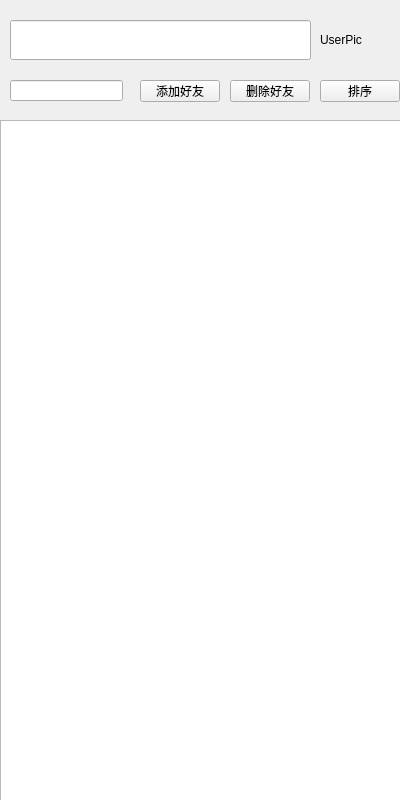
Above: LCS/UI/mainwindow.ui from SeeChen/LCS_lanChatSoftware before the change. Below: the same form after it.
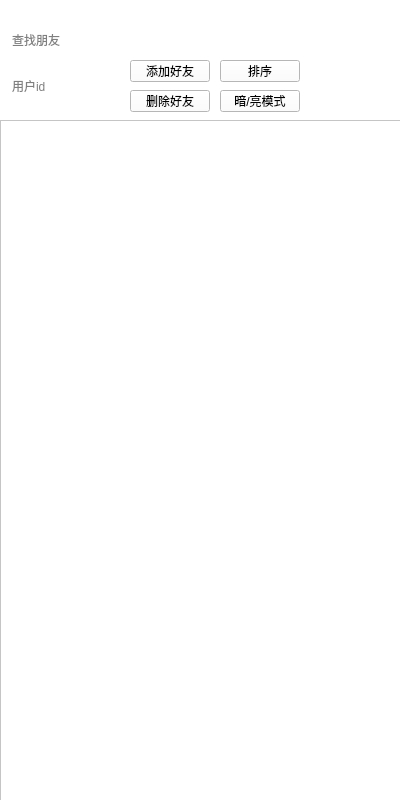
That is the form after the change. Icons and pictures are not drawn.

Patch:
```diff
--- a/LCS/UI/mainwindow.ui
+++ b/LCS/UI/mainwindow.ui
@@ -13,6 +13,12 @@
   <property name="windowTitle">
    <string>MainWindow</string>
   </property>
+  <property name="autoFillBackground">
+   <bool>false</bool>
+  </property>
+  <property name="styleSheet">
+   <string notr="true">background-color: rgb(255, 255, 255);</string>
+  </property>
   <widget class="QWidget" name="centralwidget">
    <widget class="QLineEdit" name="lineEditSearch">
     <property name="geometry">
@@ -29,14 +35,20 @@
       <verstretch>0</verstretch>
      </sizepolicy>
     </property>
+    <property name="styleSheet">
+     <string notr="true">border-radius:6px;</string>
+    </property>
+    <property name="placeholderText">
+     <string>查找朋友</string>
+    </property>
    </widget>
    <widget class="QLabel" name="labelPic">
     <property name="geometry">
      <rect>
-      <x>320</x>
-      <y>10</y>
-      <width>60</width>
-      <height>60</height>
+      <x>310</x>
+      <y>20</y>
+      <width>81</width>
+      <height>81</height>
      </rect>
     </property>
     <property name="sizePolicy">
@@ -46,18 +58,227 @@
      </sizepolicy>
     </property>
     <property name="text">
-     <string>UserPic</string>
+     <string/>
+    </property>
+    <property name="pixmap">
+     <pixmap resource="../LCSimage.qrc">:/image/defaultuser.jpg</pixmap>
+    </property>
+    <property name="scaledContents">
+     <bool>true</bool>
     </property>
    </widget>
    <widget class="QPushButton" name="pushButtonAdd">
     <property name="geometry">
      <rect>
-      <x>140</x>
-      <y>80</y>
+      <x>130</x>
+      <y>60</y>
       <width>80</width>
       <height>22</height>
      </rect>
     </property>
+    <property name="palette">
+     <palette>
+      <active>
+       <colorrole role="WindowText">
+        <brush brushstyle="SolidPattern">
+         <color alpha="255">
+          <red>0</red>
+          <green>0</green>
+          <blue>0</blue>
+         </color>
+        </brush>
+       </colorrole>
+       <colorrole role="Button">
+        <brush brushstyle="SolidPattern">
+         <color alpha="255">
+          <red>255</red>
+          <green>255</green>
+          <blue>255</blue>
+         </color>
+        </brush>
+       </colorrole>
+       <colorrole role="Text">
+        <brush brushstyle="SolidPattern">
+         <color alpha="255">
+          <red>0</red>
+          <green>0</green>
+          <blue>0</blue>
+         </color>
+        </brush>
+       </colorrole>
+       <colorrole role="ButtonText">
+        <brush brushstyle="SolidPattern">
+         <color alpha="255">
+          <red>0</red>
+          <green>0</green>
+          <blue>0</blue>
+         </color>
+        </brush>
+       </colorrole>
+       <colorrole role="Base">
+        <brush brushstyle="SolidPattern">
+         <color alpha="255">
+          <red>255</red>
+          <green>255</green>
+          <blue>255</blue>
+         </color>
+        </brush>
+       </colorrole>
+       <colorrole role="Window">
+        <brush brushstyle="SolidPattern">
+         <color alpha="255">
+          <red>255</red>
+          <green>255</green>
+          <blue>255</blue>
+         </color>
+        </brush>
+       </colorrole>
+       <colorrole role="PlaceholderText">
+        <brush brushstyle="NoBrush">
+         <color alpha="128">
+          <red>0</red>
+          <green>0</green>
+          <blue>0</blue>
+         </color>
+        </brush>
+       </colorrole>
+      </active>
+      <inactive>
+       <colorrole role="WindowText">
+        <brush brushstyle="SolidPattern">
+         <color alpha="255">
+          <red>0</red>
+          <green>0</green>
+          <blue>0</blue>
+         </color>
+        </brush>
+       </colorrole>
+       <colorrole role="Button">
+        <brush brushstyle="SolidPattern">
+         <color alpha="255">
+          <red>255</red>
+          <green>255</green>
+          <blue>255</blue>
+         </color>
+        </brush>
+       </colorrole>
+       <colorrole role="Text">
+        <brush brushstyle="SolidPattern">
+         <color alpha="255">
+          <red>0</red>
+          <green>0</green>
+          <blue>0</blue>
+         </color>
+        </brush>
+       </colorrole>
+       <colorrole role="ButtonText">
+        <brush brushstyle="SolidPattern">
+         <color alpha="255">
+          <red>0</red>
+          <green>0</green>
+          <blue>0</blue>
+         </color>
+        </brush>
+       </colorrole>
+       <colorrole role="Base">
+        <brush brushstyle="SolidPattern">
+         <color alpha="255">
+          <red>255</red>
+          <green>255</green>
+          <blue>255</blue>
+         </color>
+        </brush>
+       </colorrole>
+       <colorrole role="Window">
+        <brush brushstyle="SolidPattern">
+         <color alpha="255">
+          <red>255</red>
+          <green>255</green>
+          <blue>255</blue>
+         </color>
+        </brush>
+       </colorrole>
+       <colorrole role="PlaceholderText">
+        <brush brushstyle="NoBrush">
+         <color alpha="128">
+          <red>0</red>
+          <green>0</green>
+          <blue>0</blue>
+         </color>
+        </brush>
+       </colorrole>
+      </inactive>
+      <disabled>
+       <colorrole role="WindowText">
+        <brush brushstyle="SolidPattern">
+         <color alpha="255">
+          <red>0</red>
+          <green>0</green>
+          <blue>0</blue>
+         </color>
+        </brush>
+       </colorrole>
+       <colorrole role="Button">
+        <brush brushstyle="SolidPattern">
+         <color alpha="255">
+          <red>255</red>
+          <green>255</green>
+          <blue>255</blue>
+         </color>
+        </brush>
+       </colorrole>
+       <colorrole role="Text">
+        <brush brushstyle="SolidPattern">
+         <color alpha="255">
+          <red>0</red>
+          <green>0</green>
+          <blue>0</blue>
+         </color>
+        </brush>
+       </colorrole>
+       <colorrole role="ButtonText">
+        <brush brushstyle="SolidPattern">
+         <color alpha="255">
+          <red>0</red>
+          <green>0</green>
+          <blue>0</blue>
+         </color>
+        </brush>
+       </colorrole>
+       <colorrole role="Base">
+        <brush brushstyle="SolidPattern">
+         <color alpha="255">
+          <red>255</red>
+          <green>255</green>
+          <blue>255</blue>
+         </color>
+        </brush>
+       </colorrole>
+       <colorrole role="Window">
+        <brush brushstyle="SolidPattern">
+         <color alpha="255">
+          <red>255</red>
+          <green>255</green>
+          <blue>255</blue>
+         </color>
+        </brush>
+       </colorrole>
+       <colorrole role="PlaceholderText">
+        <brush brushstyle="NoBrush">
+         <color alpha="128">
+          <red>0</red>
+          <green>0</green>
+          <blue>0</blue>
+         </color>
+        </brush>
+       </colorrole>
+      </disabled>
+     </palette>
+    </property>
+    <property name="styleSheet">
+     <string notr="true">color: rgb(0, 0, 0);
+</string>
+    </property>
     <property name="text">
      <string>添加好友</string>
     </property>
@@ -65,12 +286,16 @@
    <widget class="QPushButton" name="pushButtonDelete">
     <property name="geometry">
      <rect>
-      <x>230</x>
-      <y>80</y>
+      <x>130</x>
+      <y>90</y>
       <width>80</width>
       <height>22</height>
      </rect>
     </property>
+    <property name="styleSheet">
+     <string notr="true">
+color: rgb(0, 0, 0);</string>
+    </property>
     <property name="text">
      <string>删除好友</string>
     </property>
@@ -78,12 +303,15 @@
    <widget class="QPushButton" name="pushButtonSort">
     <property name="geometry">
      <rect>
-      <x>320</x>
-      <y>80</y>
+      <x>220</x>
+      <y>60</y>
       <width>80</width>
       <height>22</height>
      </rect>
     </property>
+    <property name="styleSheet">
+     <string notr="true">color: rgb(0, 0, 0);</string>
+    </property>
     <property name="text">
      <string>排序</string>
     </property>
@@ -102,10 +330,32 @@
     <property name="geometry">
      <rect>
       <x>10</x>
-      <y>80</y>
-      <width>113</width>
-      <height>21</height>
+      <y>70</y>
+      <width>111</width>
+      <height>31</height>
      </rect>
+    </property>
+    <property name="styleSheet">
+     <string notr="true">border-radius:6px;</string>
+    </property>
+    <property name="placeholderText">
+     <string>用户id</string>
+    </property>
+   </widget>
+   <widget class="QPushButton" name="pushButtonUiMode">
+    <property name="geometry">
+     <rect>
+      <x>220</x>
+      <y>90</y>
+      <width>80</width>
+      <height>22</height>
+     </rect>
+    </property>
+    <property name="styleSheet">
+     <string notr="true">color: rgb(0, 0, 0);</string>
+    </property>
+    <property name="text">
+     <string>暗/亮模式</string>
     </property>
    </widget>
   </widget>
```
Left out of the diff: 7 changed lines with no effect on the pictures.
